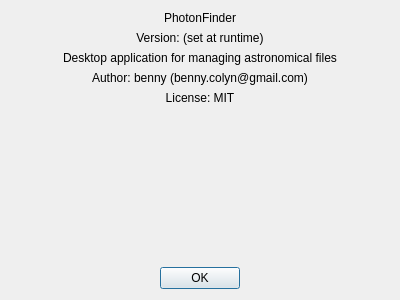
Old version of the form photonfinder/ui/AboutDialog.ui in the repository bcolyn/PhotonFinder.
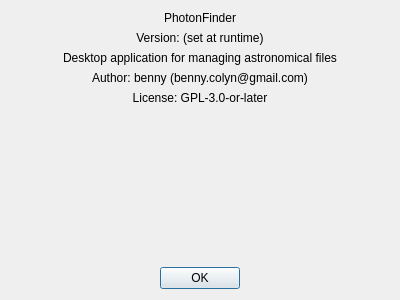
New version of the form.

Commit message: License: PhotonFinder is now GPL-3.0-or-later instead of MIT, because the shipped executable bundles the GPL-3 xisf library; the build ships LICENSE, and the About dialog and Readme say so

```diff
--- a/photonfinder/ui/AboutDialog.ui
+++ b/photonfinder/ui/AboutDialog.ui
@@ -63,7 +63,7 @@
    <item>
     <widget class="QLabel" name="licenseLabel">
      <property name="text">
-      <string>License: MIT</string>
+      <string>License: GPL-3.0-or-later</string>
      </property>
      <property name="alignment">
       <set>Qt::AlignCenter</set>
```
The commit also changes 4 other files.
